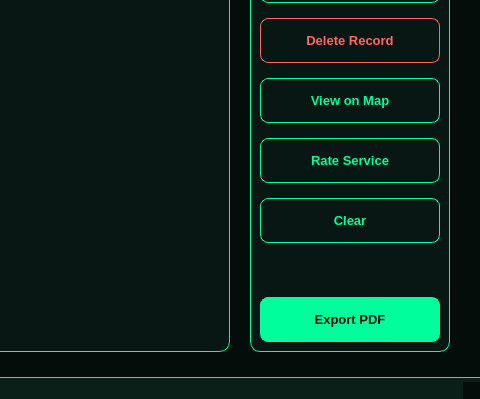
Qt form mainwindow.ui (Seif-Allah-Amami/SmartWaste_Qt) before a commit; both pictures show x 877 to 1357 and y 341 to 740 of the 1357 by 740 pixel window.
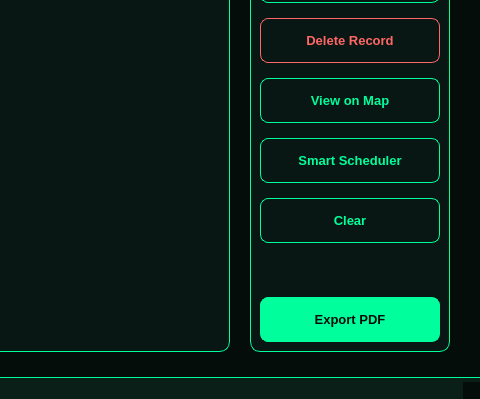
The same form after that commit. Icons and pictures are not drawn.

Diff of the .ui file:
```diff
--- a/mainwindow.ui
+++ b/mainwindow.ui
@@ -2980,7 +2980,7 @@
 }</string>
               </property>
               <property name="text">
-               <string>Rate Service</string>
+               <string>Smart Scheduler</string>
               </property>
              </widget>
             </item>
```
